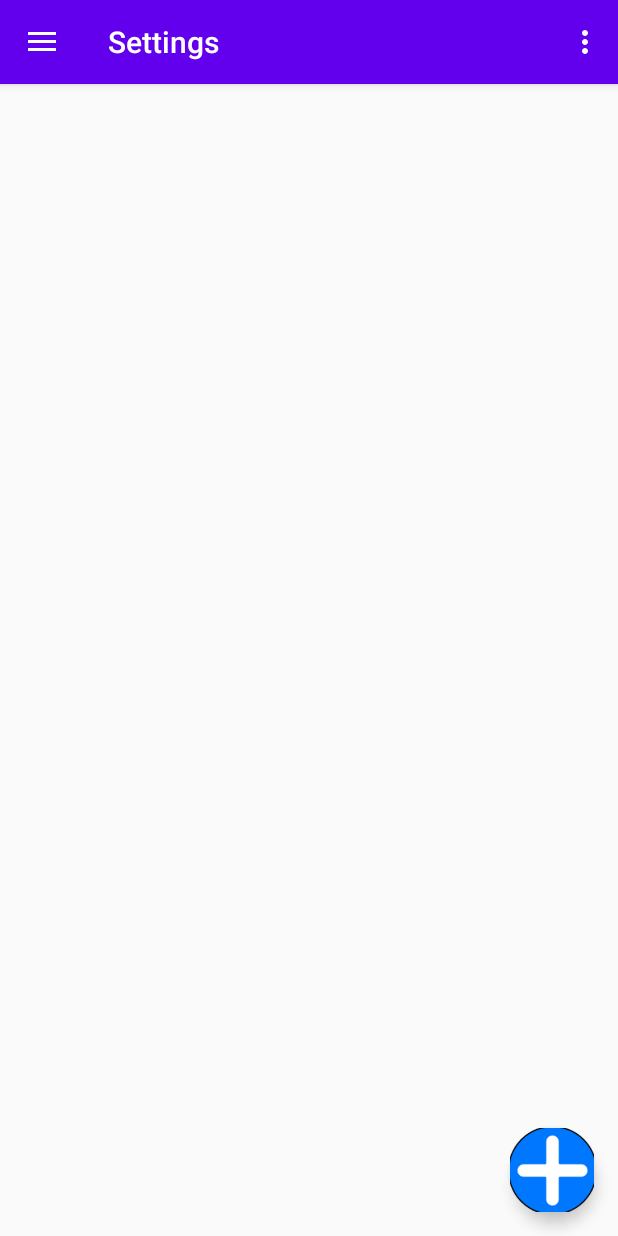
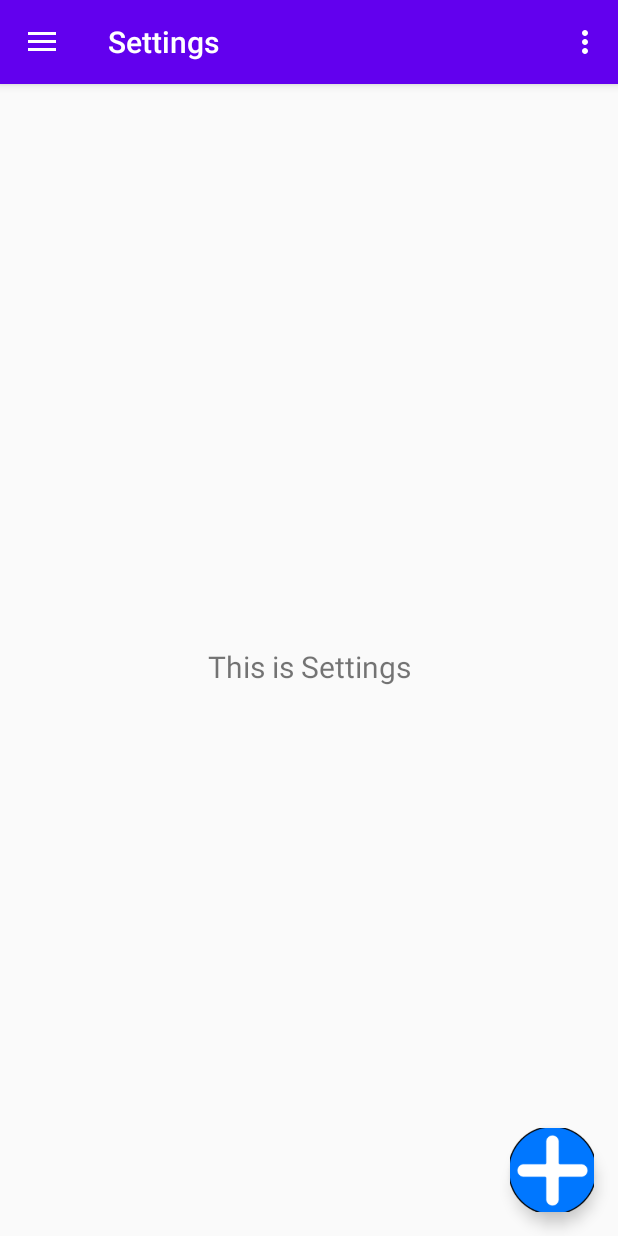
Before and after one commit to Mberjola/Planee, an Android app: the screen it shows after launch (MainActivity), in the side drawer, after a tap on "Settings", on a phone screen of 412 x 824 dp. Run offline under Robolectric (Android 15) with nearby library versions, the phone set to English and light mode, and no system bars; our stand-ins replace navigation-ui.

Commit message:
Ajout des pages settings et home

```diff
--- a/PlaneeAndroid/app/src/main/java/com/example/planeeandroid/ui/gallery/GalleryViewModel.java
+++ /dev/null
@@ -1,19 +0,0 @@
-package com.example.planeeandroid.ui.gallery;
-
-import androidx.lifecycle.LiveData;
-import androidx.lifecycle.MutableLiveData;
-import androidx.lifecycle.ViewModel;
-
-public class GalleryViewModel extends ViewModel {
-
-    private MutableLiveData<String> mText;
-
-    public GalleryViewModel() {
-        mText = new MutableLiveData<>();
-        mText.setValue("This is gallery fragment");
-    }
-
-    public LiveData<String> getText() {
-        return mText;
-    }
-}
--- a/PlaneeAndroid/app/src/main/java/com/example/planeeandroid/ui/gallery/GalleryFragment.java
+++ b/PlaneeAndroid/app/src/main/java/com/example/planeeandroid/ui/settings/SettingsFragment.java
@@ -1,4 +1,4 @@
-package com.example.planeeandroid.ui.gallery;
+package com.example.planeeandroid.ui.settings;
 
 import android.os.Bundle;
 import android.view.LayoutInflater;
@@ -14,14 +14,14 @@ import androidx.lifecycle.ViewModelProviders;
 
 import com.example.planeeandroid.R;
 
-public class GalleryFragment extends Fragment {
+public class SettingsFragment extends Fragment {
 
-    private GalleryViewModel galleryViewModel;
+    private SettingsViewModel galleryViewModel;
 
     public View onCreateView(@NonNull LayoutInflater inflater,
                              ViewGroup container, Bundle savedInstanceState) {
         galleryViewModel =
-                ViewModelProviders.of(this).get(GalleryViewModel.class);
+                ViewModelProviders.of(this).get(SettingsViewModel.class);
         View root = inflater.inflate(R.layout.fragment_gallery, container, false);
         final TextView textView = root.findViewById(R.id.text_gallery);
         galleryViewModel.getText().observe(getViewLifecycleOwner(), new Observer<String>() {
--- a/PlaneeAndroid/app/src/main/java/com/example/planeeandroid/ui/slideshow/SlideshowViewModel.java
+++ b/PlaneeAndroid/app/src/main/java/com/example/planeeandroid/ui/settings/SettingsViewModel.java
@@ -1,16 +1,16 @@
-package com.example.planeeandroid.ui.slideshow;
+package com.example.planeeandroid.ui.settings;
 
 import androidx.lifecycle.LiveData;
 import androidx.lifecycle.MutableLiveData;
 import androidx.lifecycle.ViewModel;
 
-public class SlideshowViewModel extends ViewModel {
+public class SettingsViewModel extends ViewModel {
 
     private MutableLiveData<String> mText;
 
-    public SlideshowViewModel() {
+    public SettingsViewModel() {
         mText = new MutableLiveData<>();
-        mText.setValue("This is slideshow fragment");
+        mText.setValue("This is Settings");
     }
 
     public LiveData<String> getText() {
--- a/PlaneeAndroid/app/src/main/res/layout/fragment_gallery.xml
+++ b/PlaneeAndroid/app/src/main/res/layout/fragment_gallery.xml
@@ -4,7 +4,21 @@
     xmlns:tools="http://schemas.android.com/tools"
     android:layout_width="match_parent"
     android:layout_height="match_parent"
-    tools:context=".ui.gallery.GalleryFragment">
+    tools:context=".ui.settings.SettingsFragment">
 
+    <TextView
+        android:id="@+id/text_gallery"
+        android:layout_width="match_parent"
+        android:layout_height="wrap_content"
+        android:layout_marginStart="8dp"
+        android:layout_marginTop="8dp"
+        android:layout_marginEnd="8dp"
+        android:textAlignment="center"
+        android:textSize="20sp"
+        app:layout_constraintBottom_toBottomOf="parent"
+        app:layout_constraintEnd_toEndOf="parent"
+        app:layout_constraintStart_toStartOf="parent"
+        app:layout_constraintTop_toTopOf="parent"
+        android:gravity="center_horizontal" />
 
 </androidx.constraintlayout.widget.ConstraintLayout>
--- a/PlaneeAndroid/app/src/main/res/navigation/mobile_navigation.xml
+++ b/PlaneeAndroid/app/src/main/res/navigation/mobile_navigation.xml
@@ -9,12 +9,25 @@
         android:id="@+id/nav_home"
         android:name="com.example.planeeandroid.ui.home.HomeFragment"
         android:label="@string/menu_home"
-        tools:layout="@layout/fragment_home"/>
+        tools:layout="@layout/fragment_home">
+        <action
+            android:id="@+id/action_nav_home_to_nav_settings"
+            app:destination="@id/nav_settings"
+            app:popUpTo="@id/nav_settings" />
+    </fragment>
 
     <fragment
         android:id="@+id/nav_settings"
-        android:name="com.example.planeeandroid.ui.gallery.GalleryFragment"
+        android:name="com.example.planeeandroid.ui.settings.SettingsFragment"
         android:label="@string/menu_settings"
-        tools:layout="@layout/fragment_gallery" />
+        tools:layout="@layout/fragment_gallery" >
+        <action
+            android:id="@+id/action_nav_settings_to_nav_home"
+            app:destination="@id/nav_home"
+            app:enterAnim="@anim/nav_default_enter_anim"
+            app:exitAnim="@anim/nav_default_exit_anim"
+            app:popEnterAnim="@anim/nav_default_pop_enter_anim"
+            app:popExitAnim="@anim/nav_default_pop_exit_anim" />
+    </fragment>
 
 </navigation>
```
Also changed, not shown: PlaneeAndroid/app/src/main/java/com/example/planeeandroid/ui/slideshow/SlideshowFragment.java (deleted, +0 -35 lines), PlaneeAndroid/app/src/main/res/layout/fragment_slideshow.xml (deleted, +0 -22 lines).
